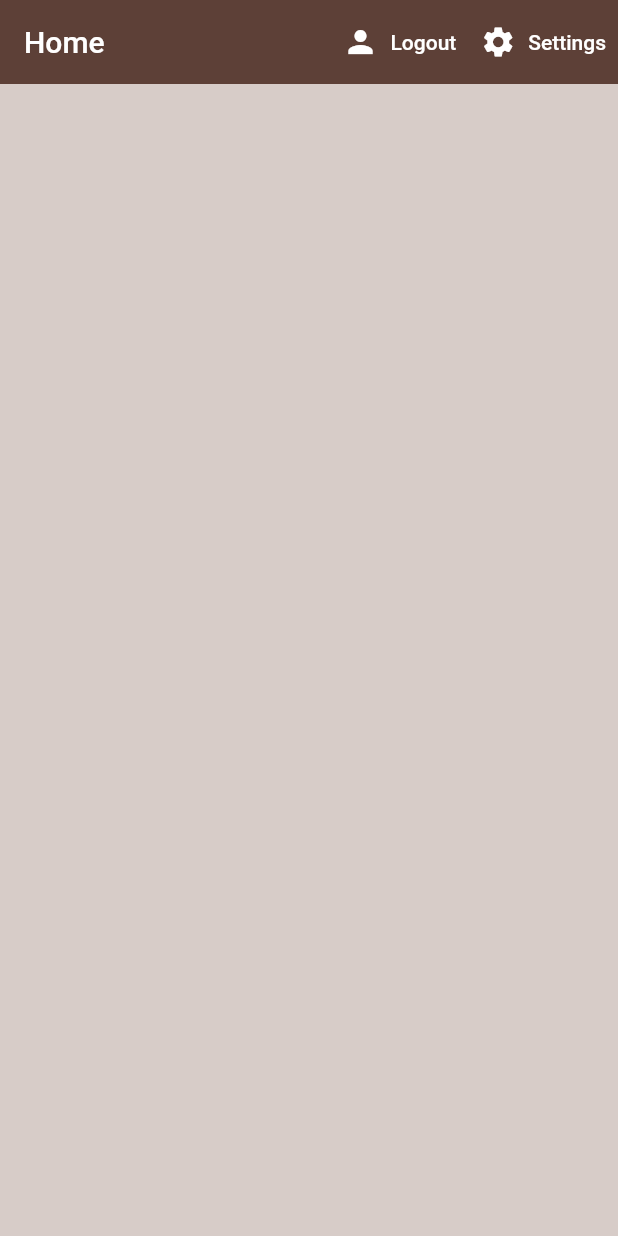
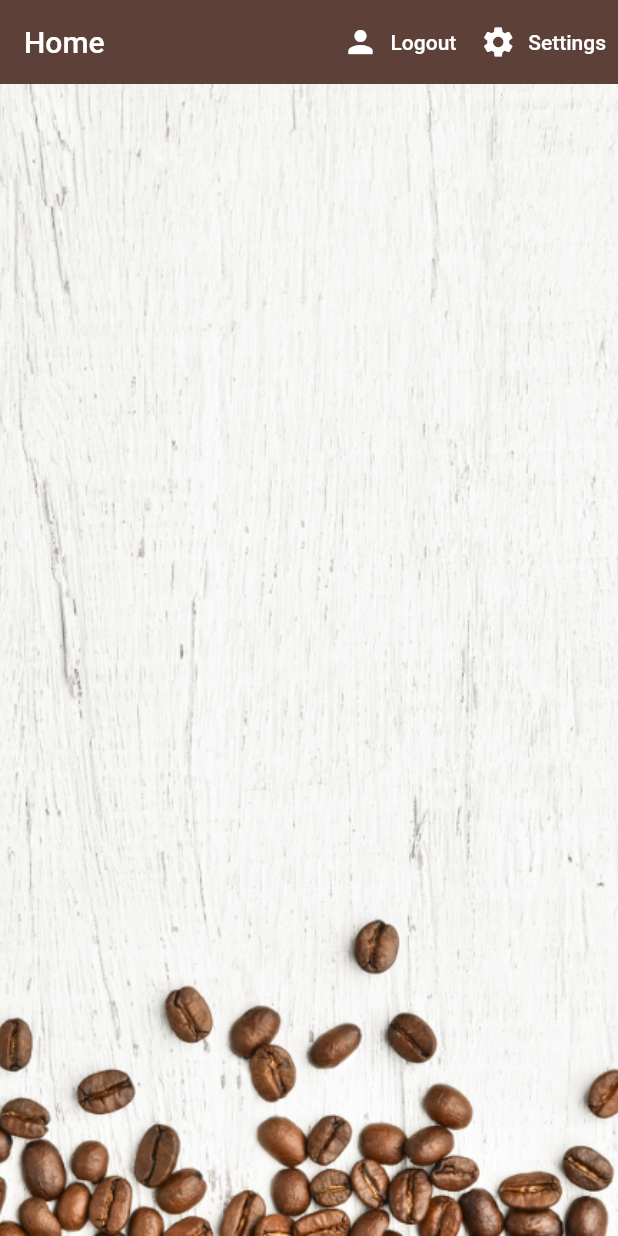
Before and after one commit to bat-guy/Flutter-Firebase, a Flutter app: the screen it shows once a user with an empty profile is signed in, after a tap on "Logout", on a phone screen of 412 x 824 dp. Run offline on Flutter 3.47's test engine with Material 2 defaults, Android fonts, the phone set to English and light mode, and no system bars; our stand-ins replace cloud_firestore, firebase_auth, firebase_core, flutter_spinkit; missing offline and left inert: dart:ffi; accounts and stored records are empty.

Commit message:
-Strings constants added.

```diff
--- a/lib/common/constants.dart
+++ b/lib/common/constants.dart
@@ -10,3 +10,46 @@ const TextInputDeclaration = InputDecoration(
     focusedBorder: OutlineInputBorder(
       borderSide: BorderSide(color: Color.fromARGB(255, 239, 88, 88), width: 2),
     ));
+
+const needleRegex = r'{#}';
+const needle = '{#}';
+final RegExp exp = new RegExp(needleRegex);
+
+//Function that formats strings with the given values
+String interpolate(String string, List l) {
+  Iterable<RegExpMatch> matches = exp.allMatches(string);
+
+  assert(l.length == matches.length);
+
+  var i = -1;
+  return string.replaceAllMapped(exp, (match) {
+    print(match.group(0));
+    i = i + 1;
+    return '${l[i]}';
+  });
+}
+
+class Strings {
+  static String settings = 'Settings';
+  static String logout = 'Logout';
+  static String home = 'Home';
+  static String takesPlaceholderSugars = 'Takes %s sugar(s)';
+  static String register = 'Register';
+  static String signIn = 'Sign In';
+  static String email = 'Email';
+  static String enterAnEmail = 'Enter an email';
+  static String password = 'Password';
+  static String enterPassword = 'Enter a password 6+ character long';
+  static String supplyLegalEmail = 'Supply legal email';
+  static String couldNotSignIn = 'Couldn\'t Sign In';
+  static String updateYourBrewSettings = 'Update your brew settings.';
+  static String name = 'Name';
+  static String enterName = 'Enter a name';
+  static String placeHolderSugars = '%s Sugars';
+  static String update = 'UPDATE';
+}
+
+class Assets {
+  static String coffeeBg = 'assets/coffee_bg.png';
+  static String coffeeIcon = 'assets/coffee_icon.png';
+}
--- a/lib/common/loading.dart
+++ b/lib/common/loading.dart
@@ -9,7 +9,7 @@ class Loading extends StatelessWidget {
   Widget build(BuildContext context) {
     return Container(
       color: backgroundColor,
-      child: Center(
+      child: const Center(
         child: SpinKitChasingDots(
           color: Colors.amber,
           size: 50,
--- a/lib/screens/auth/register.dart
+++ b/lib/screens/auth/register.dart
@@ -29,12 +29,12 @@ class _RegisterStateState extends State<RegisterState> {
             appBar: AppBar(
               backgroundColor: Colors.indigo.shade400,
               elevation: 0,
-              title: Text('Register'),
+              title: Text(Strings.register),
               actions: [
                 TextButton.icon(
                   onPressed: () => widget.toggleView(),
                   icon: const Icon(Icons.person),
-                  label: Text('Sign In'),
+                  label: Text(Strings.signIn),
                   style: ButtonStyle(
                     foregroundColor: MaterialStateColor.resolveWith((states) => Colors.white),
                     iconColor: MaterialStateColor.resolveWith((states) => Colors.white),
@@ -50,8 +50,8 @@ class _RegisterStateState extends State<RegisterState> {
                       children: [
                         const SizedBox(height: 20),
                         TextFormField(
-                          decoration: TextInputDeclaration.copyWith(hintText: 'Email'),
-                          validator: (val) => val?.isEmpty == true ? 'Enter an email' : null,
+                          decoration: TextInputDeclaration.copyWith(hintText: Strings.email),
+                          validator: (val) => val?.isEmpty == true ? Strings.enterAnEmail : null,
                           keyboardType: TextInputType.emailAddress,
                           onChanged: (val) {
                             setState(() => _email = val);
@@ -59,8 +59,8 @@ class _RegisterStateState extends State<RegisterState> {
                         ),
                         const SizedBox(height: 20),
                         TextFormField(
-                          decoration: TextInputDeclaration.copyWith(hintText: 'Password'),
-                          validator: (val) => (val == null || val.length < 6) ? 'Enter a password 6+ character long' : null,
+                          decoration: TextInputDeclaration.copyWith(hintText: Strings.password),
+                          validator: (val) => (val == null || val.length < 6) ? Strings.enterPassword : null,
                           obscureText: true,
                           onChanged: (val) {
                             setState(() => _password = val);
@@ -74,20 +74,20 @@ class _RegisterStateState extends State<RegisterState> {
                               dynamic result = await _auth.registerWithEmailPass(_email, _password);
                               if (result == null) {
                                 setState(() {
-                                  _error = 'Supply legal email';
+                                  _error = Strings.supplyLegalEmail;
                                   _loading = false;
                                 });
                               }
                             }
                           },
                           style: ButtonStyle(backgroundColor: MaterialStateColor.resolveWith((states) => Colors.blue.shade900)),
-                          child: const Text(
-                            'Register',
-                            style: TextStyle(color: Colors.white),
+                          child: Text(
+                            Strings.register,
+                            style: const TextStyle(color: Colors.white),
                           ),
                         ),
                         const SizedBox(height: 12),
-                        Text(_error, style: TextStyle(color: Colors.red, fontSize: 14))
+                        Text(_error, style: const TextStyle(color: Colors.red, fontSize: 14))
                       ],
                     ))),
           );
--- a/lib/screens/auth/sigin_in.dart
+++ b/lib/screens/auth/sigin_in.dart
@@ -24,18 +24,18 @@ class _SignInState extends State<SignIn> {
   @override
   Widget build(BuildContext context) {
     return _loading
-        ? Loading(backgroundColor: Colors.deepPurple)
+        ? const Loading(backgroundColor: Colors.deepPurple)
         : Scaffold(
             backgroundColor: Colors.indigo.shade100,
             appBar: AppBar(
               backgroundColor: Colors.indigo.shade400,
               elevation: 0,
-              title: Text('Sign In'),
+              title: Text(Strings.signIn),
               actions: [
                 TextButton.icon(
                   onPressed: () => widget.toggleView(),
-                  icon: Icon(Icons.person),
-                  label: Text('Register'),
+                  icon: const Icon(Icons.person),
+                  label: Text(Strings.register),
                   style: ButtonStyle(
                     foregroundColor: MaterialStateColor.resolveWith((states) => Colors.white),
                     iconColor: MaterialStateColor.resolveWith((states) => Colors.white),
@@ -51,8 +51,8 @@ class _SignInState extends State<SignIn> {
                       children: [
                         const SizedBox(height: 20),
                         TextFormField(
-                          decoration: TextInputDeclaration.copyWith(hintText: 'Email'),
-                          validator: (val) => val?.isEmpty == true ? 'Enter an email' : null,
+                          decoration: TextInputDeclaration.copyWith(hintText: Strings.email),
+                          validator: (val) => val?.isEmpty == true ? Strings.enterAnEmail : null,
                           keyboardType: TextInputType.emailAddress,
                           onChanged: (val) {
                             setState(() => _email = val);
@@ -60,8 +60,8 @@ class _SignInState extends State<SignIn> {
                         ),
                         const SizedBox(height: 20),
                         TextFormField(
-                          decoration: TextInputDeclaration.copyWith(hintText: 'Password'),
-                          validator: (val) => (val == null || val.length < 6) ? 'Enter a password 6+ character long' : null,
+                          decoration: TextInputDeclaration.copyWith(hintText: Strings.password),
+                          validator: (val) => (val == null || val.length < 6) ? Strings.enterPassword : null,
                           obscureText: true,
                           onChanged: (val) {
                             setState(() => _password = val);
@@ -75,20 +75,20 @@ class _SignInState extends State<SignIn> {
                               dynamic result = await _auth.logInWithEmailPass(_email, _password);
                               if (result == null) {
                                 setState(() {
-                                  _error = 'Couldn\'t Sign In';
+                                  _error = Strings.couldNotSignIn;
                                   _loading = false;
                                 });
                               }
                             }
                           },
                           style: ButtonStyle(backgroundColor: MaterialStateColor.resolveWith((states) => Colors.blue.shade900)),
-                          child: const Text(
-                            'Sign In',
-                            style: TextStyle(color: Colors.white),
+                          child: Text(
+                            Strings.signIn,
+                            style: const TextStyle(color: Colors.white),
                           ),
                         ),
                         const SizedBox(height: 12),
-                        Text(_error, style: TextStyle(color: Colors.red, fontSize: 14))
+                        Text(_error, style: const TextStyle(color: Colors.red, fontSize: 14))
                       ],
                     ))),
           );
--- a/lib/screens/home/home.dart
+++ b/lib/screens/home/home.dart
@@ -1,4 +1,5 @@
 import 'package:flutter/material.dart';
+import 'package:flutter_firebase/common/constants.dart';
 import 'package:flutter_firebase/models/brew.dart';
 import 'package:flutter_firebase/screens/home/brew_list.dart';
 import 'package:flutter_firebase/screens/home/settings_form.dart';
@@ -19,8 +20,8 @@ class Home extends StatelessWidget {
           context: context,
           builder: (context) {
             return Container(
-              padding: EdgeInsets.symmetric(vertical: 20, horizontal: 60),
-              child: SettingsForm(),
+              padding: const EdgeInsets.symmetric(vertical: 20, horizontal: 60),
+              child: const SettingsForm(),
             );
           });
     }
@@ -31,7 +32,7 @@ class Home extends StatelessWidget {
         child: Scaffold(
           backgroundColor: Colors.brown[100],
           appBar: AppBar(
-            title: Text('Home'),
+            title: Text(Strings.home),
             backgroundColor: Colors.brown[700],
             elevation: 0,
             actions: [
@@ -39,8 +40,8 @@ class Home extends StatelessWidget {
                 onPressed: () async {
                   await _auth.signOut();
                 },
-                icon: Icon(Icons.person),
-                label: Text('Logout'),
+                icon: const Icon(Icons.person),
+                label: Text(Strings.logout),
                 style: ButtonStyle(
                   iconColor: MaterialStateColor.resolveWith((states) => Colors.white),
                   foregroundColor: MaterialStateColor.resolveWith((states) => Colors.white),
@@ -48,8 +49,8 @@ class Home extends StatelessWidget {
               ),
               TextButton.icon(
                 onPressed: () => _showSettingsPanel(),
-                icon: Icon(Icons.settings),
-                label: Text('Settings'),
+                icon: const Icon(Icons.settings),
+                label: Text(Strings.settings),
                 style: ButtonStyle(
                   iconColor: MaterialStateColor.resolveWith((states) => Colors.white),
                   foregroundColor: MaterialStateColor.resolveWith((states) => Colors.white),
@@ -57,7 +58,15 @@ class Home extends StatelessWidget {
               )
             ],
           ),
-          body: BrewList(),
+          body: Container(
+            decoration: BoxDecoration(
+              image: DecorationImage(
+                image: AssetImage(Assets.coffeeBg),
+                fit: BoxFit.cover,
+              ),
+            ),
+            child: const BrewList(),
+          ),
         ));
   }
 }
--- a/pubspec.yaml
+++ b/pubspec.yaml
@@ -66,8 +66,8 @@ flutter:
   uses-material-design: true
 
   # To add assets to your application, add an assets section, like this:
-  # assets:
-  #   - images/a_dot_burr.jpeg
+  assets:
+    - assets/
   #   - images/a_dot_ham.jpeg
 
   # An image asset can refer to one or more resolution-specific "variants", see
```
Also changed, not shown: lib/screens/home/brew_tile.dart (+5 -3 lines), lib/screens/home/settings_form.dart (+15 -10 lines), assets/coffee_bg.png (added), assets/coffee_icon.png (added).
